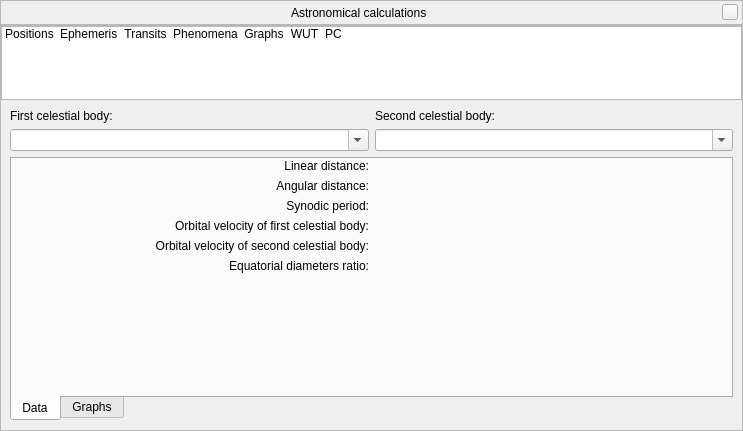
First picture: the form in src/gui/astroCalcDialog.ui, repository Stellarium/stellarium, before the edit.
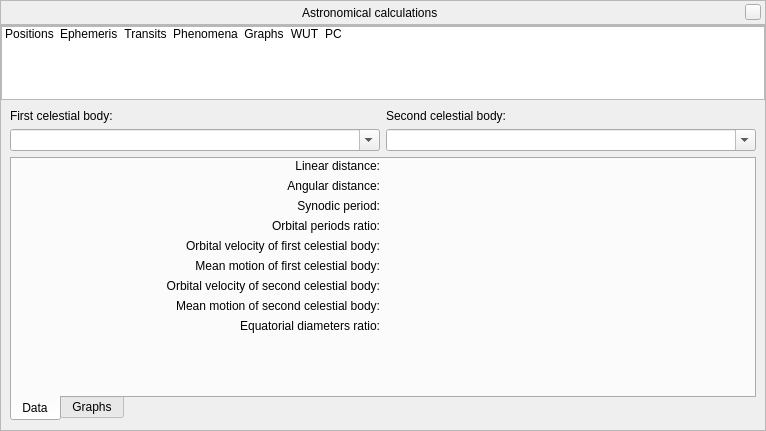
Second picture: the form after the edit. The open tabs and pages were chosen to show the change. Icons and pictures are not drawn. Custom widgets are drawn as their Qt base class.

Commit message: Updated AstroCalc/PC tool

The edit to the form file:
```diff
--- a/src/gui/astroCalcDialog.ui
+++ b/src/gui/astroCalcDialog.ui
@@ -6,7 +6,7 @@
    <rect>
     <x>0</x>
     <y>0</y>
-    <width>743</width>
+    <width>766</width>
     <height>431</height>
    </rect>
   </property>
@@ -2108,38 +2108,8 @@
               </property>
               <item row="0" column="0">
                <layout class="QGridLayout" name="gridLayout_9">
-                <item row="1" column="1">
-                 <widget class="QLabel" name="labelAngularDistanceValue"/>
-                </item>
-                <item row="5" column="1">
-                 <widget class="QLabel" name="labelEquatorialRadiiRatioValue">
-                  <property name="text">
-                   <string/>
-                  </property>
-                 </widget>
-                </item>
-                <item row="0" column="1">
-                 <widget class="QLabel" name="labelLinearDistanceValue"/>
-                </item>
-                <item row="5" column="0">
-                 <widget class="QLabel" name="labelEquatorialRadiiRatioRatio">
-                  <property name="text">
-                   <string>Equatorial diameters ratio:</string>
-                  </property>
-                  <property name="alignment">
-                   <set>Qt::AlignRight|Qt::AlignTrailing|Qt::AlignVCenter</set>
-                  </property>
-                 </widget>
-                </item>
-                <item row="4" column="0">
-                 <widget class="QLabel" name="labelOrbitalVelocitySCB">
-                  <property name="text">
-                   <string>Orbital velocity of second celestial body:</string>
-                  </property>
-                  <property name="alignment">
-                   <set>Qt::AlignRight|Qt::AlignTrailing|Qt::AlignVCenter</set>
-                  </property>
-                 </widget>
+                <item row="7" column="1">
+                 <widget class="QLabel" name="labelMeanMotionSCBValue"/>
                 </item>
                 <item row="2" column="0">
                  <widget class="QLabel" name="labelSynodicPeriod">
@@ -2151,20 +2121,17 @@
                   </property>
                  </widget>
                 </item>
-                <item row="3" column="1">
-                 <widget class="QLabel" name="labelOrbitalVelocityFCBValue"/>
+                <item row="1" column="1">
+                 <widget class="QLabel" name="labelAngularDistanceValue"/>
                 </item>
-                <item row="0" column="0">
-                 <widget class="QLabel" name="labelLinearDistance">
+                <item row="8" column="1">
+                 <widget class="QLabel" name="labelEquatorialRadiiRatioValue">
                   <property name="text">
-                   <string>Linear distance:</string>
-                  </property>
-                  <property name="alignment">
-                   <set>Qt::AlignRight|Qt::AlignTrailing|Qt::AlignVCenter</set>
+                   <string/>
                   </property>
                  </widget>
                 </item>
-                <item row="3" column="0">
+                <item row="4" column="0">
                  <widget class="QLabel" name="labelOrbitalVelocityFCB">
                   <property name="text">
                    <string>Orbital velocity of first celestial body:</string>
@@ -2184,10 +2151,82 @@
                   </property>
                  </widget>
                 </item>
+                <item row="5" column="1">
+                 <widget class="QLabel" name="labelMeanMotionFCBValue"/>
+                </item>
+                <item row="7" column="0">
+                 <widget class="QLabel" name="labelMeanMotionSCB">
+                  <property name="text">
+                   <string>Mean motion of second celestial body:</string>
+                  </property>
+                  <property name="alignment">
+                   <set>Qt::AlignRight|Qt::AlignTrailing|Qt::AlignVCenter</set>
+                  </property>
+                 </widget>
+                </item>
+                <item row="5" column="0">
+                 <widget class="QLabel" name="labelMeanMotionFCB">
+                  <property name="text">
+                   <string>Mean motion of first celestial body:</string>
+                  </property>
+                  <property name="alignment">
+                   <set>Qt::AlignRight|Qt::AlignTrailing|Qt::AlignVCenter</set>
+                  </property>
+                 </widget>
+                </item>
+                <item row="0" column="1">
+                 <widget class="QLabel" name="labelLinearDistanceValue"/>
+                </item>
+                <item row="4" column="1">
+                 <widget class="QLabel" name="labelOrbitalVelocityFCBValue"/>
+                </item>
+                <item row="6" column="0">
+                 <widget class="QLabel" name="labelOrbitalVelocitySCB">
+                  <property name="text">
+                   <string>Orbital velocity of second celestial body:</string>
+                  </property>
+                  <property name="alignment">
+                   <set>Qt::AlignRight|Qt::AlignTrailing|Qt::AlignVCenter</set>
+                  </property>
+                 </widget>
+                </item>
                 <item row="2" column="1">
                  <widget class="QLabel" name="labelSynodicPeriodValue"/>
                 </item>
-                <item row="4" column="1">
+                <item row="3" column="1">
+                 <widget class="QLabel" name="labelOrbitalPeriodsRatioValue"/>
+                </item>
+                <item row="3" column="0">
+                 <widget class="QLabel" name="labelOrbitalPeriodsRatio">
+                  <property name="text">
+                   <string>Orbital periods ratio:</string>
+                  </property>
+                  <property name="alignment">
+                   <set>Qt::AlignRight|Qt::AlignTrailing|Qt::AlignVCenter</set>
+                  </property>
+                 </widget>
+                </item>
+                <item row="8" column="0">
+                 <widget class="QLabel" name="labelEquatorialRadiiRatioRatio">
+                  <property name="text">
+                   <string>Equatorial diameters ratio:</string>
+                  </property>
+                  <property name="alignment">
+                   <set>Qt::AlignRight|Qt::AlignTrailing|Qt::AlignVCenter</set>
+                  </property>
+                 </widget>
+                </item>
+                <item row="0" column="0">
+                 <widget class="QLabel" name="labelLinearDistance">
+                  <property name="text">
+                   <string>Linear distance:</string>
+                  </property>
+                  <property name="alignment">
+                   <set>Qt::AlignRight|Qt::AlignTrailing|Qt::AlignVCenter</set>
+                  </property>
+                 </widget>
+                </item>
+                <item row="6" column="1">
                  <widget class="QLabel" name="labelOrbitalVelocitySCBValue"/>
                 </item>
                </layout>
```
The commit also changes 7 other files.
